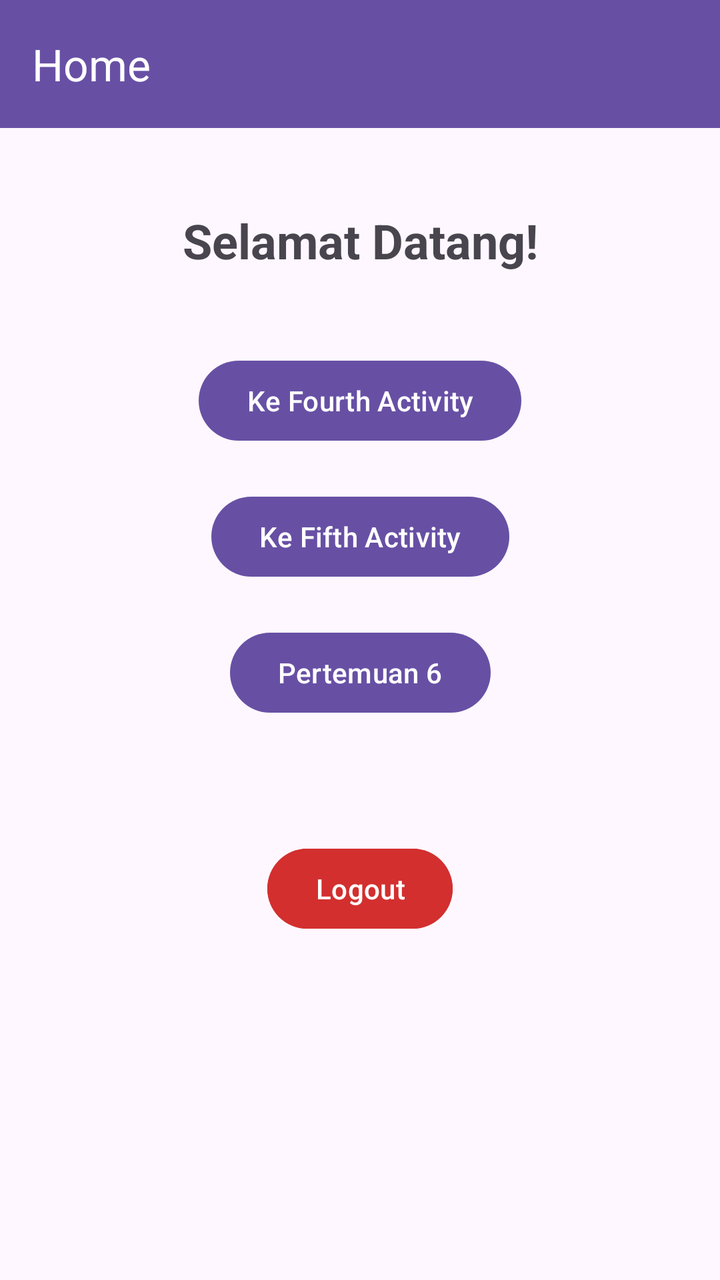
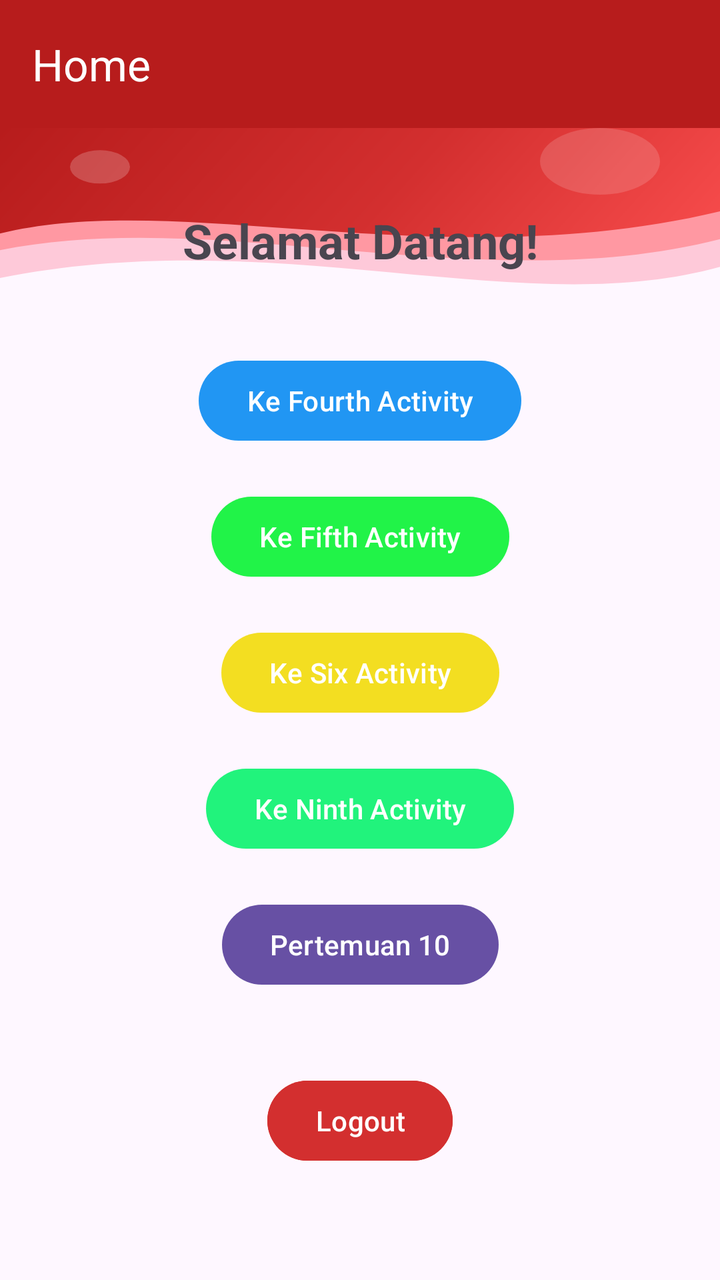

Before-and-after screenshots of an Android layout around one commit, followed by the original layout XML and the change that was made.
<!-- AndroidManifest.xml: application theme Theme.Rey3Tie_Mobiel -->
<!-- res/layout/fragment_home.xml -->
<?xml version="1.0" encoding="utf-8"?>
<androidx.constraintlayout.widget.ConstraintLayout
    xmlns:android="http://schemas.android.com/apk/res/android"
    xmlns:app="http://schemas.android.com/apk/res-auto"
    xmlns:tools="http://schemas.android.com/tools"
    android:layout_width="match_parent"
    android:layout_height="match_parent">

    
    <androidx.appcompat.widget.Toolbar
        android:id="@+id/toolbar"
        android:layout_width="0dp"
        android:layout_height="?attr/actionBarSize"
        android:background="?attr/colorPrimary"
        android:theme="@style/ThemeOverlay.AppCompat.Dark.ActionBar"
        app:popupTheme="@style/ThemeOverlay.AppCompat.Light"
        app:title="Home"
        app:layout_constraintTop_toTopOf="parent"
        app:layout_constraintStart_toStartOf="parent"
        app:layout_constraintEnd_toEndOf="parent" />

    <TextView
        android:id="@+id/tvWelcome"
        android:layout_width="wrap_content"
        android:layout_height="wrap_content"
        android:text="Selamat Datang!"
        android:textSize="24sp"
        android:textStyle="bold"
        app:layout_constraintTop_toBottomOf="@id/toolbar"
        app:layout_constraintStart_toStartOf="parent"
        app:layout_constraintEnd_toEndOf="parent"
        android:layout_marginTop="40dp"/>

    <Button
        android:id="@+id/btnToFourth"
        android:layout_width="wrap_content"
        android:layout_height="wrap_content"
        android:text="Ke Fourth Activity"
        app:layout_constraintTop_toBottomOf="@id/tvWelcome"
        app:layout_constraintStart_toStartOf="parent"
        app:layout_constraintEnd_toEndOf="parent"
        android:layout_marginTop="40dp"/>

    <Button
        android:id="@+id/btnToFifth"
        android:layout_width="wrap_content"
        android:layout_height="wrap_content"
        android:text="Ke Fifth Activity"
        app:layout_constraintTop_toBottomOf="@id/btnToFourth"
        app:layout_constraintStart_toStartOf="parent"
        app:layout_constraintEnd_toEndOf="parent"
        android:layout_marginTop="20dp"/>

    <Button
        android:id="@+id/btnToSixth"
        android:layout_width="wrap_content"
        android:layout_height="wrap_content"
        android:text="Pertemuan 6"
        app:layout_constraintTop_toBottomOf="@id/btnToFifth"
        app:layout_constraintStart_toStartOf="parent"
        app:layout_constraintEnd_toEndOf="parent"
        android:layout_marginTop="20dp"/>

    <Button
        android:id="@+id/btnLogout"
        android:layout_width="wrap_content"
        android:layout_height="wrap_content"
        android:layout_marginTop="60dp"
        android:backgroundTint="#D32F2F"
        android:text="Logout"
        app:layout_constraintEnd_toEndOf="parent"
        app:layout_constraintStart_toStartOf="parent"
        app:layout_constraintTop_toBottomOf="@id/btnToSixth" />

</androidx.constraintlayout.widget.ConstraintLayout>
<!-- resources referenced by this layout -->
<resources>
  <style name="Theme.Rey3Tie_Mobiel" parent="Theme.MaterialComponents.DayNight.NoActionBar">
          ...
      </style>
</resources>

<!-- the commit's change to res/layout/fragment_home.xml (unified diff, before → after) -->
@@ -9,13 +9,23 @@
     
     <androidx.appcompat.widget.Toolbar
         android:id="@+id/toolbar"
+        android:layout_width="match_parent"
+        android:layout_height="?attr/actionBarSize"
+        android:background="#B71C1C"
+        app:titleTextColor="@android:color/white"
+        app:navigationIconTint="@android:color/white"
+        app:title="Home"
+        app:layout_constraintEnd_toEndOf="parent"
+        app:layout_constraintStart_toStartOf="parent"
+        app:layout_constraintTop_toTopOf="parent" />
+
+    
+    <View
+        android:id="@+id/viewHeaderWave"
         android:layout_width="0dp"
-        android:layout_height="?attr/actionBarSize"
-        android:background="?attr/colorPrimary"
-        android:theme="@style/ThemeOverlay.AppCompat.Dark.ActionBar"
-        app:popupTheme="@style/ThemeOverlay.AppCompat.Light"
-        app:title="Home"
-        app:layout_constraintTop_toTopOf="parent"
+        android:layout_height="100dp"
+        android:background="@drawable/bg_header_wave"
+        app:layout_constraintTop_toBottomOf="@id/toolbar"
         app:layout_constraintStart_toStartOf="parent"
         app:layout_constraintEnd_toEndOf="parent" />
 
@@ -36,6 +46,7 @@
         android:layout_width="wrap_content"
         android:layout_height="wrap_content"
         android:text="Ke Fourth Activity"
+        app:backgroundTint="#2196F3"
         app:layout_constraintTop_toBottomOf="@id/tvWelcome"
         app:layout_constraintStart_toStartOf="parent"
         app:layout_constraintEnd_toEndOf="parent"
@@ -46,6 +57,7 @@
         android:layout_width="wrap_content"
         android:layout_height="wrap_content"
         android:text="Ke Fifth Activity"
+        app:backgroundTint="#21F348"
         app:layout_constraintTop_toBottomOf="@id/btnToFourth"
         app:layout_constraintStart_toStartOf="parent"
         app:layout_constraintEnd_toEndOf="parent"
@@ -55,21 +67,46 @@
         android:id="@+id/btnToSixth"
         android:layout_width="wrap_content"
         android:layout_height="wrap_content"
-        android:text="Pertemuan 6"
+        android:text="Ke Six Activity"
+        app:backgroundTint="#F3DE21"
         app:layout_constraintTop_toBottomOf="@id/btnToFifth"
         app:layout_constraintStart_toStartOf="parent"
         app:layout_constraintEnd_toEndOf="parent"
         android:layout_marginTop="20dp"/>
 
+    
+    <Button
+        android:id="@+id/btnPertemuan9"
+        android:layout_width="wrap_content"
+        android:layout_height="wrap_content"
+        android:text="Ke Ninth Activity"
+        app:backgroundTint="#21F37C"
+        app:layout_constraintTop_toBottomOf="@id/btnToSixth"
+        app:layout_constraintStart_toStartOf="parent"
+        app:layout_constraintEnd_toEndOf="parent"
+        android:layout_marginTop="20dp"/>
+
+    
+    <Button
+        android:id="@+id/btntoten"
+        android:layout_width="wrap_content"
+        android:layout_height="wrap_content"
+        android:text="Pertemuan 10"
+        app:layout_constraintTop_toBottomOf="@id/btnPertemuan9"
+        app:layout_constraintStart_toStartOf="parent"
+        app:layout_constraintEnd_toEndOf="parent"
+        android:layout_marginTop="20dp"/>
+
+    
     <Button
         android:id="@+id/btnLogout"
         android:layout_width="wrap_content"
         android:layout_height="wrap_content"
-        android:layout_marginTop="60dp"
+        android:layout_marginTop="40dp"
         android:backgroundTint="#D32F2F"
         android:text="Logout"
         app:layout_constraintEnd_toEndOf="parent"
         app:layout_constraintStart_toStartOf="parent"
-        app:layout_constraintTop_toBottomOf="@id/btnToSixth" />
+        app:layout_constraintTop_toBottomOf="@id/btntoten" />
 
 </androidx.constraintlayout.widget.ConstraintLayout>
<!-- resource entries referenced after the edit -->
@@ -1,5 +1,55 @@
 <!-- resources referenced by this layout -->
 <resources>
+  <!-- drawable bg_header_wave (drawable) -->
+  <?xml version="1.0" encoding="utf-8"?>
+  <vector xmlns:android="http://schemas.android.com/apk/res/android"
+      xmlns:aapt="http://schemas.android.com/aapt"
+      android:width="360dp"
+      android:height="180dp"
+      android:viewportWidth="360"
+      android:viewportHeight="180">
+  
+      
+      <path
+          android:fillAlpha="0.2"
+          android:fillColor="#FF1744"
+          android:pathData="M0,0 H360 V125 C260,175 140,85 0,135 Z" />
+  
+      
+      <path
+          android:fillAlpha="0.4"
+          android:fillColor="#FF5252"
+          android:pathData="M0,0 H360 V100 C240,155 110,70 0,110 Z" />
+  
+      
+      <path
+          android:pathData="M0,0 H360 V75 C220,135 90,55 0,95 Z">
+          <aapt:attr name="android:fillColor">
+              <gradient
+                  android:startX="0"
+                  android:startY="0"
+                  android:endX="360"
+                  android:endY="180"
+                  android:type="linear">
+                  <item android:offset="0.0" android:color="#B71C1C" />
+                  <item android:offset="0.5" android:color="#D32F2F" />
+                  <item android:offset="1.0" android:color="#FF5252" />
+              </gradient>
+          </aapt:attr>
+      </path>
+  
+      
+      <path
+          android:fillAlpha="0.15"
+          android:fillColor="#FFFFFF"
+          android:pathData="M300,30 m-30,0 a30,30 0 1,1 60,0 a30,30 0 1,1 -60,0" />
+  
+      <path
+          android:fillAlpha="0.2"
+          android:fillColor="#FFFFFF"
+          android:pathData="M50,35 m-15,0 a15,15 0 1,1 30,0 a15,15 0 1,1 -30,0" />
+  
+  </vector>
   <style name="Theme.Rey3Tie_Mobiel" parent="Theme.MaterialComponents.DayNight.NoActionBar">
           ...
       </style>
